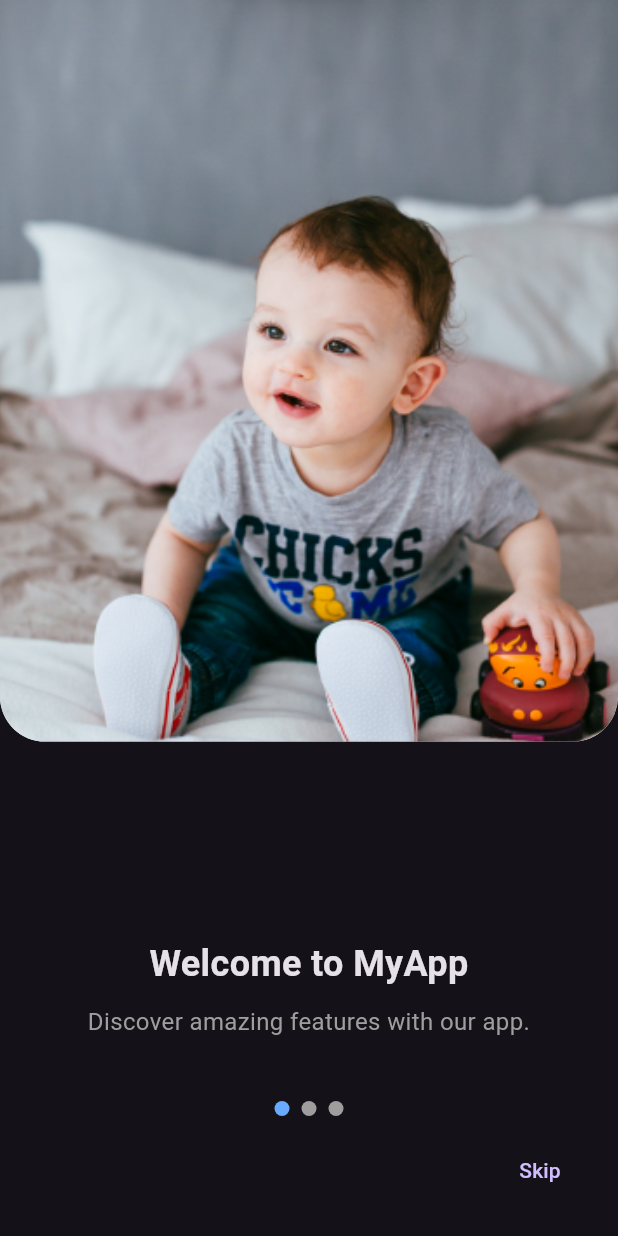
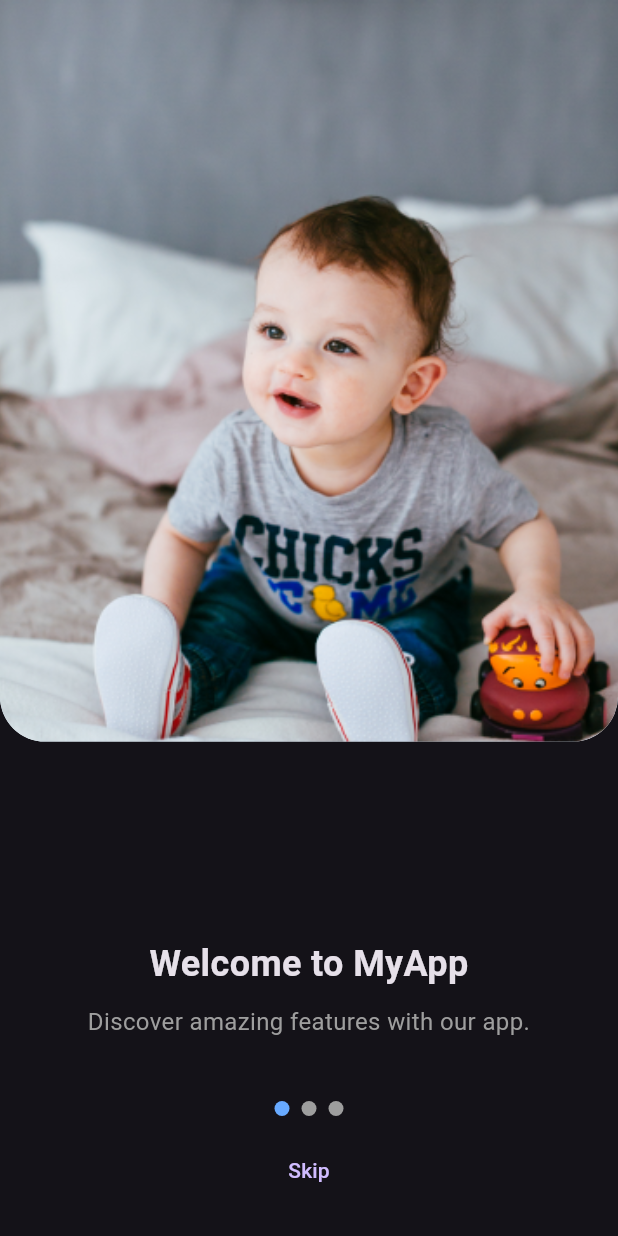
Before and after one commit to muhammadtalal8/nanniea, a Flutter app: the screen it shows after launch, on a phone screen of 412 x 824 dp. Run offline on Flutter 3.47's test engine with Material 3 defaults, Android fonts, the phone set to English and light mode, and no system bars; drawn by our look-alikes of smooth_page_indicator.

Commit message:
first commit

```diff
--- a/lib/pages/Onboarding.dart
+++ b/lib/pages/Onboarding.dart
@@ -61,7 +61,8 @@ class _OnboardingScreenState extends State<OnboardingScreen> {
           ),
           Positioned(
             bottom: 20,
-            right: 20,
+            right: 0,
+            left: 0,
             child:
                 isLastPage
                     ? ElevatedButton(
@@ -73,9 +74,6 @@ class _OnboardingScreenState extends State<OnboardingScreen> {
                     )
                     : Center(
                       child: TextButton(
-                        style: TextButton.styleFrom(
-                          iconAlignment: Alignment.centre,
-                        ),
                         onPressed: () {
                           _controller.nextPage(
                             duration: Duration(milliseconds: 500),
```
Also changed, not shown: 1 other file.
